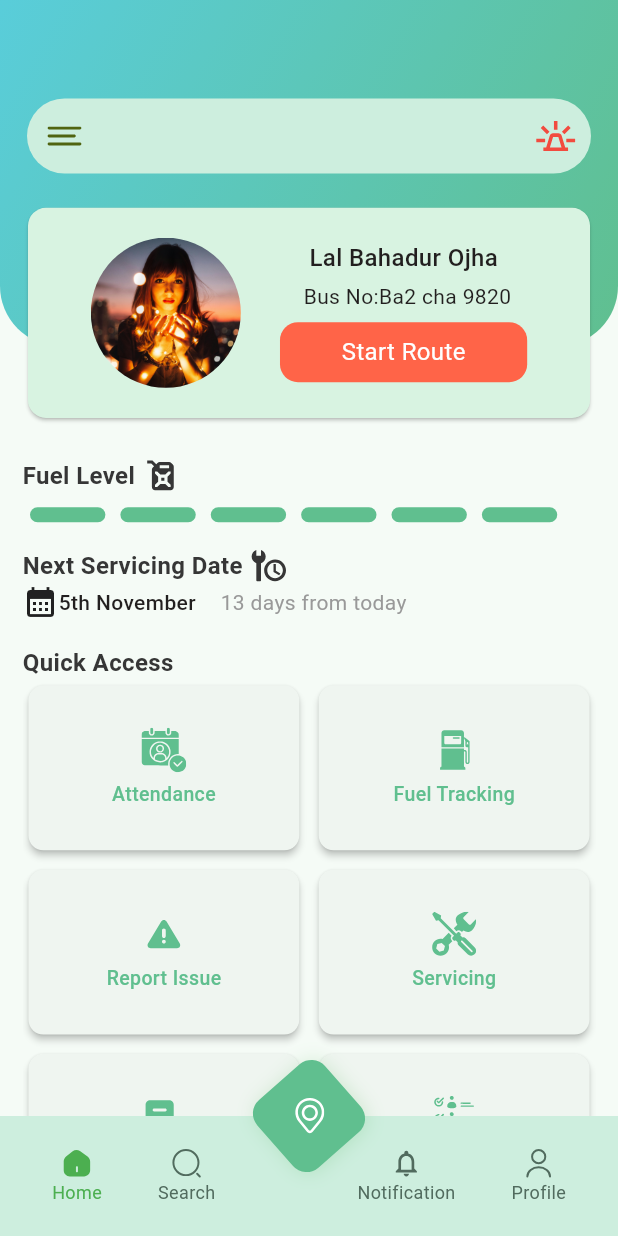
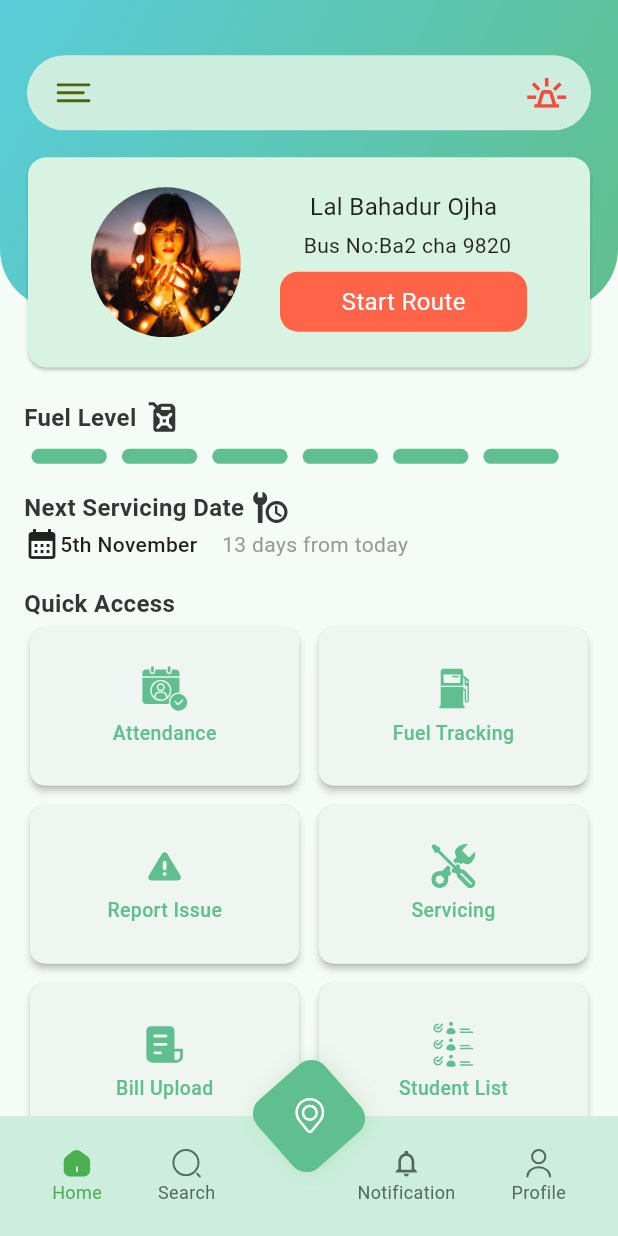
Before and after one commit to webstudioflutter/sms-driver, a Flutter app: the screen it shows after launch, on a phone screen of 412 x 824 dp. Run offline on Flutter 3.47's test engine with Material 3 defaults, Android fonts, the phone set to English and light mode, and no system bars; our stand-ins replace dotted_border, flutter_map, flutter_svg, google_maps_flutter, image_picker, latlong2.

Commit message:
nav icon change and minor changes to home pages

```diff
--- a/analysis_options.yaml
+++ b/analysis_options.yaml
@@ -26,8 +26,8 @@ linter:
   # `// ignore_for_file: name_of_lint` syntax on the line or in the file
   # producing the lint.
   rules:
-    # avoid_print: false  # Uncomment to disable the `avoid_print` rule
+    avoid_print: false  # Uncomment to disable the `avoid_print` rule
     # prefer_single_quotes: true  # Uncomment to enable the `prefer_single_quotes` rule
-
+    ignore_for_file: unused_field
 # Additional information about this file can be found at
 # https://dart.dev/guides/language/analysis-options
--- a/lib/core/utils/asset_provider.dart
+++ b/lib/core/utils/asset_provider.dart
@@ -1,3 +1,5 @@
+// ignore_for_file: non_constant_identifier_names
+
 import '../constants/constant_path.dart';
 
 class _AssetsImagesGen {
@@ -16,7 +18,6 @@ class _AssetsSvgImagesGen {
   String get user => '$kSvgImagesPath/user.svg';
   String get home2 => '$kSvgImagesPath/home-2.svg';
   String get searchnormal => '$kSvgImagesPath/search-normal.svg';
-  String get Component4 => '$kSvgImagesPath/Component4.svg';
   String get notification => '$kSvgImagesPath/notification.svg';
   String get notification2 => '$kSvgImagesPath/notification2.svg';
   String get location => '$kSvgImagesPath/location.svg';
@@ -32,6 +33,10 @@ class _AssetsSvgImagesGen {
   String get servicing => '$kSvgImagesPath/servicing.svg';
   String get billupload => '$kSvgImagesPath/bill-upload.svg';
   String get studentlist => '$kSvgImagesPath/student-list.svg';
+  String get notificationcopy => '$kSvgImagesPath/notificationcopy.svg';
+  String get user2 => '$kSvgImagesPath/user2.svg';
+  String get homecopy => '$kSvgImagesPath/homecopy.svg';
+  String get Component4 => '$kSvgImagesPath/Component 4.svg';
 }
 
 class Assets {
--- a/lib/main.dart
+++ b/lib/main.dart
@@ -1,14 +1,13 @@
-import 'package:device_preview/device_preview.dart';
 import 'package:driver_app/core/color_constant.dart';
 import 'package:driver_app/screen/navbar/MainNavbar.dart';
-import 'package:flutter/foundation.dart';
 import 'package:flutter/material.dart';
 
 void main() => runApp(
-      DevicePreview(
-        enabled: !kReleaseMode,
-        builder: (context) => const MyApp(), // Wrap your app
-      ),
+      // DevicePreview(
+      //   enabled: !kReleaseMode,
+      //   builder: (context) => const MyApp(), // Wrap your app
+      // ),
+      const MyApp(), // Wrap your app
     );
 
 class MyApp extends StatelessWidget {
--- a/lib/screen/dashboard/home_page.dart
+++ b/lib/screen/dashboard/home_page.dart
@@ -21,7 +21,7 @@ class HomePage extends StatefulWidget {
 
 class _HomePageState extends State<HomePage> {
   final GlobalKey<ScaffoldState> _scaffoldKey = GlobalKey<ScaffoldState>();
-  final TextEditingController _searchController = TextEditingController();
+  // final TextEditingController _searchController = TextEditingController();
   final TextEditingController _routeController = TextEditingController();
 
   @override
@@ -34,11 +34,12 @@ class _HomePageState extends State<HomePage> {
       appBar: _appBarContent(context),
       body: Padding(
         padding: EdgeInsets.only(
-          left: 15.0,
-          right: 15.0,
-          top: MediaQuery.of(context).size.height * 0.09,
+          left: 16.0,
+          right: 16.0,
+          top: 60.0,
         ),
         child: Column(
+          mainAxisSize: MainAxisSize.min,
           crossAxisAlignment: CrossAxisAlignment.start,
           children: [
             _fuelLevelContent(),
@@ -66,7 +67,7 @@ class _HomePageState extends State<HomePage> {
         crossAxisCount: 2,
         crossAxisSpacing: 5.0,
         mainAxisSpacing: 5.0,
-        childAspectRatio: 1.6,
+        childAspectRatio: 1.65,
         children: [
           GestureDetector(
             onTap: () {
@@ -285,12 +286,12 @@ class _HomePageState extends State<HomePage> {
 
   PreferredSize _appBarContent(BuildContext context) {
     return PreferredSize(
-      preferredSize: const Size.fromHeight(270),
+      preferredSize: Size.fromHeight(250),
       child: Stack(
         clipBehavior: Clip.none,
         children: [
           Container(
-            height: MediaQuery.sizeOf(context).height * 0.28,
+            height: MediaQuery.sizeOf(context).height * 0.25,
             decoration: const BoxDecoration(
                 gradient: LinearGradient(
                   colors: [Color(0xff59CDDA), Color(0xff60BF8F)],
@@ -302,10 +303,12 @@ class _HomePageState extends State<HomePage> {
                     bottomRight: Radius.circular(40))),
           ),
           Positioned(
-            top: MediaQuery.sizeOf(context).height * 0.07,
+            top: MediaQuery.sizeOf(context).height * 0.035,
             left: 10,
             right: 10,
             child: Column(
+              mainAxisAlignment: MainAxisAlignment.center,
+              crossAxisAlignment: CrossAxisAlignment.center,
               children: [
                 Padding(
                   padding: const EdgeInsets.all(8.0),
@@ -315,7 +318,7 @@ class _HomePageState extends State<HomePage> {
                         color: Color(0xffcdeede),
                         borderRadius: BorderRadius.all(Radius.circular(25))),
                     child: Padding(
-                      padding: const EdgeInsets.symmetric(horizontal: 10.0),
+                      padding: const EdgeInsets.symmetric(horizontal: 16.0),
                       child: Row(
                         children: [
                           GestureDetector(
@@ -337,7 +340,7 @@ class _HomePageState extends State<HomePage> {
                     ),
                   ),
                 ),
-                SizedBox(height: getHeight(context) * 0.018),
+                SizedBox(height: 10),
                 SizedBox(
                   height: getHeight(context) * 0.17,
                   child: Card(
@@ -368,7 +371,7 @@ class _HomePageState extends State<HomePage> {
                                 'Lal Bahadur Ojha',
                                 style: TextStyle(
                                   fontSize: 16,
-                                  fontWeight: FontWeight.w500,
+                                  fontWeight: FontWeight.w400,
                                   color: Color(0xff221F1F),
                                   height: 1.2,
                                 ),
--- a/lib/screen/navbar/MainNavbar.dart
+++ b/lib/screen/navbar/MainNavbar.dart
@@ -40,11 +40,31 @@ class _MainNavbarState extends State<MainNavbar> {
         child: Row(
           mainAxisAlignment: MainAxisAlignment.spaceAround,
           children: [
-            _buildNavItem(Assets.svgImages.home2, "Home", 0),
-            _buildNavItem(Assets.svgImages.searchnormal, "Search", 1),
+            _buildNavItem(
+              Assets.svgImages.homecopy,
+              "Home",
+              0,
+              Assets.svgImages.home2,
+            ),
+            _buildNavItem(
+              Assets.svgImages.searchnormal,
+              "Search",
+              1,
+              Assets.svgImages.searchnormal,
+            ),
             const SizedBox(width: 20),
-            _buildNavItem(Assets.svgImages.Component3, "Notification", 3),
-            _buildNavItem(Assets.svgImages.user, "Profile", 4),
+            _buildNavItem(
+              Assets.svgImages.Component3,
+              "Notification",
+              3,
+              Assets.svgImages.notificationcopy,
+            ),
+            _buildNavItem(
+              Assets.svgImages.user,
+              "Profile",
+              4,
+              Assets.svgImages.user2,
+            ),
           ],
         ),
       ),
@@ -74,9 +94,11 @@ class _MainNavbarState extends State<MainNavbar> {
               ),
             ),
             SvgPicture.asset(
-              Assets.svgImages.location,
+              _selectedIndex == 2
+                  ? Assets.svgImages.Component4
+                  : Assets.svgImages.location,
               height: 25,
-              color: _selectedIndex == 2 ? Colors.green : Colors.white,
+              color: Colors.white,
             ),
           ],
         ),
@@ -84,7 +106,8 @@ class _MainNavbarState extends State<MainNavbar> {
     );
   }
 
-  Widget _buildNavItem(String svgAsset, String label, int index) {
+  Widget _buildNavItem(
+      String svgAsset, String label, int index, String svgAsset2) {
     bool isSelected = index == _selectedIndex;
     return GestureDetector(
       onTap: () => _onItemTapped(index),
@@ -94,7 +117,7 @@ class _MainNavbarState extends State<MainNavbar> {
           mainAxisSize: MainAxisSize.min,
           children: [
             SvgPicture.asset(
-              svgAsset,
+              isSelected ? svgAsset2 : svgAsset,
               height: 22,
               color: isSelected ? Colors.green : const Color(0xff516B5E),
             ),
```
Also changed, not shown: assets/svg_images/Component 4.svg (added), assets/svg_images/home.svg (added), assets/svg_images/homecopy.svg (added), assets/svg_images/notificationcopy.svg (added), assets/svg_images/user2.svg (added).
